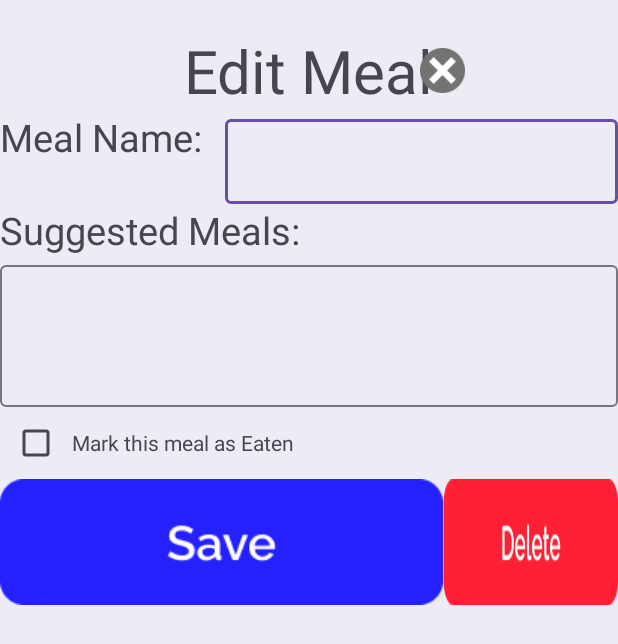
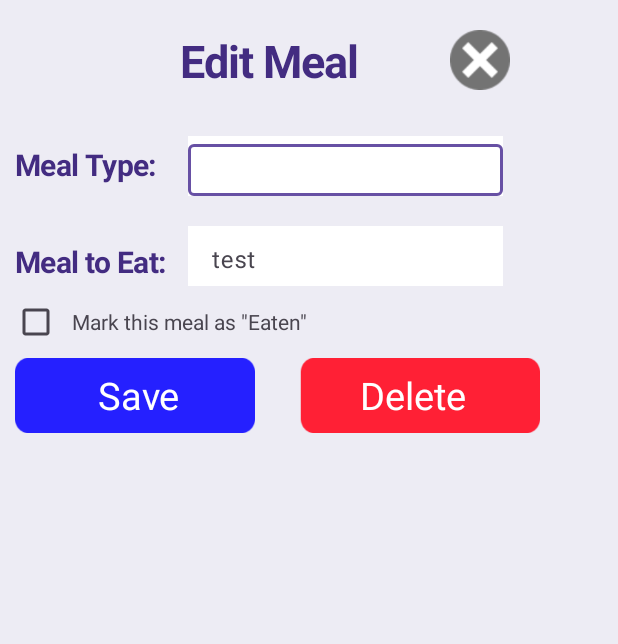
Before and after one commit to azullstrom/eldercare-app, an Android app: the layout activity_meal_calendar_edit.xml on its own in the app's theme, with its tools: preview values and no code run, on a phone screen of 412 x 824 dp. Shown: the top 644 px of the screen. Run offline under Robolectric (Android 15) with nearby library versions, the phone set to English and light mode, and no system bars.

Commit message:
Worked on design of edit meal, and started working on the database part of editing a meal

```diff
--- a/app/src/main/java/com/example/eldercare/MealCalendar.java
+++ b/app/src/main/java/com/example/eldercare/MealCalendar.java
@@ -37,6 +37,7 @@ public class MealCalendar extends AppCompatActivity{
     RelativeLayout dimLayout;
     DatabaseLib database;
     CalendarView calendar;
+    String elderlyId;
 
 
     /** Animates activity foreground alpha from startAlpha to endAlpha
@@ -122,6 +123,7 @@ public class MealCalendar extends AppCompatActivity{
                 intent.putExtra("mealTime", meal.getTime());
                 intent.putExtra("mealDate", meal.getDate());
                 intent.putExtra("mealType", meal.getMealType());
+                intent.putExtra("elderlyId", elderlyId);
                 animateActivityAlpha(0, 255);
                 startActivity(intent);
             }
@@ -144,7 +146,7 @@ public class MealCalendar extends AppCompatActivity{
         setContentView(R.layout.activity_meal_calendar);
 
         //TODO: get elderlyId from intent.getExtra() from previous activity
-        String elderlyId = "Fredrik1919";
+        elderlyId = "Greger1922";
 
         auth = FirebaseAuth.getInstance();
         currentCareGiver = auth.getCurrentUser();
--- a/app/src/main/java/com/example/eldercare/MealCalendarEdit.java
+++ b/app/src/main/java/com/example/eldercare/MealCalendarEdit.java
@@ -1,35 +1,62 @@
 package com.example.eldercare;
 
-import android.content.Intent;
 import android.os.Bundle;
 import android.util.DisplayMetrics;
+import android.util.Log;
 import android.view.View;
-import android.widget.Button;
+import android.widget.CheckBox;
 import android.widget.ImageView;
+import android.widget.RelativeLayout;
 
 import androidx.appcompat.app.AppCompatActivity;
 
 import com.google.android.material.textfield.TextInputEditText;
+import com.google.android.material.textfield.TextInputLayout;
+import com.example.eldercare.DatabaseLib;
 
 public class MealCalendarEdit extends AppCompatActivity {
 
-    TextInputEditText editMealName;
+    TextInputEditText editMealType, editMealToEat;
+
+    TextInputLayout layoutMealToEat, layoutMealType;
     ImageView exit;
+
+    RelativeLayout saveButton, deleteButton;
+    CheckBox eatenBox;
+
+    String mealToEat, mealTime, mealDate, mealType;
+    String typeInput, eatInput, elderlyId;
     @Override
     protected void onCreate(Bundle savedInstanceState) {
         super.onCreate(savedInstanceState);
         setContentView(R.layout.activity_meal_calendar_edit);
 
-        editMealName = findViewById(R.id.editMealName);
-        //TODO: add all getStringExtra
-        //editMealName.setText(getIntent().getStringExtra("mealName"));
+        DatabaseLib database = new DatabaseLib(this);
+
+
+        mealToEat = getIntent().getStringExtra("mealToEat");
+        mealTime = getIntent().getStringExtra("mealTime");
+        mealDate = getIntent().getStringExtra("mealDate");
+        mealType = getIntent().getStringExtra("mealType");
+        elderlyId = getIntent().getStringExtra("elderlyId");
+
+        editMealType = findViewById(R.id.editMealType);
+        layoutMealType = findViewById(R.id.layoutMealType);
+        editMealToEat = findViewById(R.id.editMealToEat);
+        layoutMealToEat = findViewById(R.id.layoutMealToEat);
+        saveButton = findViewById(R.id.saveButton);
+        deleteButton = findViewById(R.id.deleteButton);
+        eatenBox = findViewById(R.id.eatenBox);
+
+        layoutMealType.setHint(mealType);
+        layoutMealToEat.setHint(mealToEat);
         DisplayMetrics dm = new DisplayMetrics();
         getWindowManager().getDefaultDisplay().getMetrics(dm);
         int width = dm.widthPixels;
         int height = dm.heightPixels;
 
         //TODO: change so that save and edit button have dynamic text so that it can be translated
-        getWindow().setLayout((int) (width*0.9), (int) (height*0.5));
+        getWindow().setLayout((int) (width*0.9), (int) (height*0.4));
 
         exit = findViewById(R.id.exitEditMeal);
         exit.setOnClickListener(new View.OnClickListener(){
@@ -39,5 +66,39 @@ public class MealCalendarEdit extends AppCompatActivity {
                 finish();
             }
         });
+
+        saveButton.setOnClickListener(new View.OnClickListener() {
+            @Override
+            public void onClick(View view) {
+                typeInput = String.valueOf(editMealType.getText());
+                eatInput = String.valueOf(editMealToEat.getText());
+                if(typeInput.matches("")){
+                    typeInput = mealType;
+                }
+                if(eatInput.matches("")){
+                    eatInput = mealToEat;
+                }
+                //We have changed something, need to update meal
+                if(!eatInput.matches(mealToEat) || !typeInput.matches(mealType)){
+                    //TODO: removemealfromelderly should return true or false if it could be deleted
+                    //TODO: add meal after remove is finished
+                    database.removeMealFromElderly(elderlyId, mealDate, mealType);
+                    database.addMealToElderly(eatInput, elderlyId, mealDate, mealTime, typeInput);
+                }
+            }
+        });
+        deleteButton.setOnClickListener(new View.OnClickListener() {
+            @Override
+            public void onClick(View view) {
+
+            }
+        });
+
+        eatenBox.setOnClickListener(new View.OnClickListener() {
+            @Override
+            public void onClick(View view) {
+
+            }
+        });
     }
 }
--- a/app/src/main/res/layout/activity_meal_calendar_edit.xml
+++ b/app/src/main/res/layout/activity_meal_calendar_edit.xml
@@ -13,23 +13,20 @@
         <RelativeLayout
             android:layout_width="match_parent"
             android:layout_height="wrap_content"
-            android:orientation="horizontal">
+            android:layout_marginTop="20dp">
             <TextView
                 android:layout_width="wrap_content"
                 android:layout_height="wrap_content"
+                android:layout_marginLeft="120dp"
                 android:text="@string/edit_meal"
-                android:textSize="40dp"
-                android:layout_marginTop="20dp"
-                android:layout_centerHorizontal="true"
-                />
+                android:theme="@style/your_patients"
+                android:textSize="30dp" />
             <ImageView
-                android:layout_width="30dp"
-                android:layout_height="30dp"
+                android:layout_width="40dp"
+                android:layout_height="40dp"
+                android:layout_marginLeft="300dp"
                 android:id="@+id/exitEditMeal"
-                android:layout_marginLeft="280dp"
-                android:layout_marginTop="32dp"
                 android:background="@drawable/exit"/>
-
         </RelativeLayout>
         <LinearLayout
             android:layout_width="match_parent"
@@ -37,19 +34,26 @@
             android:orientation="vertical">
             <RelativeLayout
                 android:layout_width="match_parent"
-                android:layout_height="wrap_content">
+                android:layout_height="wrap_content"
+                android:layout_marginTop="30dp">
                 <TextView
                     android:layout_width="wrap_content"
                     android:layout_height="wrap_content"
-                    android:text="@string/meal_name"
-                    android:textSize="25dp"/>
+                    android:theme="@style/your_patients"
+                    android:text="@string/meal_type"
+                    android:textSize="20dp"
+                    android:layout_marginTop="5dp"
+                    android:layout_marginLeft="10dp"/>
                 <com.google.android.material.textfield.TextInputLayout
-                    android:layout_width="match_parent"
-                    android:layout_height="wrap_content"
-                    android:layout_marginLeft="150dp">
+                    android:id="@+id/layoutMealType"
+                    android:layout_width="210dp"
+                    android:layout_height="40dp"
+                    android:layout_marginLeft="125dp"
+                    android:background="#ffffff"
+                    app:boxStrokeWidth="0dp">
 
                     <com.google.android.material.textfield.TextInputEditText
-                        android:id="@+id/editMealName"
+                        android:id="@+id/editMealType"
                         android:layout_width="match_parent"
                         android:layout_height="wrap_content" />
                 </com.google.android.material.textfield.TextInputLayout>
@@ -57,21 +61,29 @@
             </RelativeLayout>
             <RelativeLayout
                 android:layout_width="match_parent"
-                android:layout_height="wrap_content">
+                android:layout_height="wrap_content"
+                android:layout_marginTop="20dp">
                 <TextView
                     android:layout_width="wrap_content"
                     android:layout_height="wrap_content"
-                    android:text="@string/suggested_meals"
-                    android:textSize="25dp"/>
+                    android:text="@string/meal_to_eat"
+                    android:theme="@style/your_patients"
+                    android:textSize="20dp"
+                    android:layout_marginTop="10dp"
+                    android:layout_marginLeft="10dp"/>
                 <com.google.android.material.textfield.TextInputLayout
-                    android:layout_width="match_parent"
-                    android:layout_height="100dp"
-                    android:layout_marginTop="35dp">
+                    android:id="@+id/layoutMealToEat"
+                    android:layout_width="210dp"
+                    android:layout_height="40dp"
+                    android:layout_marginLeft="125dp"
+                    app:boxStrokeWidth="0dp"
+                    android:background="#ffffff">
 
                     <com.google.android.material.textfield.TextInputEditText
-                        android:id="@+id/suggestedMeals"
+                        android:id="@+id/editMealToEat"
                         android:layout_width="match_parent"
-                        android:layout_height="match_parent" />
+                        android:layout_height="wrap_content"
+                        android:hint="test"/>
                 </com.google.android.material.textfield.TextInputLayout>
 
             </RelativeLayout>
@@ -80,28 +92,55 @@
                 android:layout_height="wrap_content">
                 <CheckBox
                     android:layout_width="wrap_content"
-                    android:layout_height="wrap_content"/>
+                    android:layout_height="wrap_content"
+                    android:id="@+id/eatenBox"/>
                 <TextView
                     android:layout_width="wrap_content"
                     android:layout_height="wrap_content"
                     android:text="@string/mark_this_meal_as_eaten"/>
             </LinearLayout>
-            <LinearLayout
+            <RelativeLayout
                 android:layout_width="wrap_content"
                 android:layout_height="wrap_content">
-                <ImageView
+                <RelativeLayout
                     android:layout_width="wrap_content"
                     android:layout_height="wrap_content"
-                    android:background="@drawable/save" />
-                <ImageView
+                    android:id="@+id/saveButton">
+                    <ImageView
+                        android:layout_width="160dp"
+                        android:layout_height="50dp"
+                        android:layout_marginLeft="10dp"
+                        android:background="@drawable/save"
+                        android:layout_marginRight="10dp" />
+                    <TextView
+                        android:layout_width="wrap_content"
+                        android:layout_height="wrap_content"
+                        android:text="@string/save"
+                        android:textColor="#ffffff"
+                        android:textSize="25dp"
+                        android:layout_marginLeft="65dp"
+                        android:layout_marginTop="7dp"/>
+                </RelativeLayout>
+                <RelativeLayout
                     android:layout_width="wrap_content"
                     android:layout_height="wrap_content"
-                    android:background="@drawable/delete"/>
-            </LinearLayout>
-
+                    android:layout_marginLeft="200dp"
+                    android:id="@+id/deleteButton">
+                    <ImageView
+                        android:layout_width="160dp"
+                        android:layout_height="50dp"
+                        android:background="@drawable/delete"
+                        android:layout_marginRight="10dp"/>
+                    <TextView
+                        android:layout_width="wrap_content"
+                        android:layout_height="wrap_content"
+                        android:text="@string/delete"
+                        android:textColor="#ffffff"
+                        android:textSize="25dp"
+                        android:layout_marginLeft="40dp"
+                        android:layout_marginTop="7dp"/>
+                </RelativeLayout>
+            </RelativeLayout>
         </LinearLayout>
-
-
     </LinearLayout>
-
 </androidx.constraintlayout.widget.ConstraintLayout>
--- a/app/src/main/res/values/strings.xml
+++ b/app/src/main/res/values/strings.xml
@@ -25,7 +25,7 @@
     <string name="edit_meal">Edit Meal</string>
     <string name="meal_name">Meal Name:</string>
     <string name="suggested_meals">Suggested Meals:</string>
-    <string name="mark_this_meal_as_eaten">Mark this meal as "Eaten"</string>
+    <string name="mark_this_meal_as_eaten">Mark this meal as \"Eaten\"</string>
     <string name="save">Save</string>
     <string name="delete">Delete</string>
     <string name="enter_pin">Enter PIN code</string>
@@ -34,4 +34,6 @@
     <string name="dinner">Dinner</string>
     <string name="lunch">Lunch</string>
     <string name="add_meal">Add Meal</string>
+    <string name="meal_type">Meal Type:</string>
+    <string name="meal_to_eat">Meal to Eat:</string>
 </resources>
```
Also changed, not shown: app/src/main/res/drawable/delete.png, app/src/main/res/drawable/save.png.
